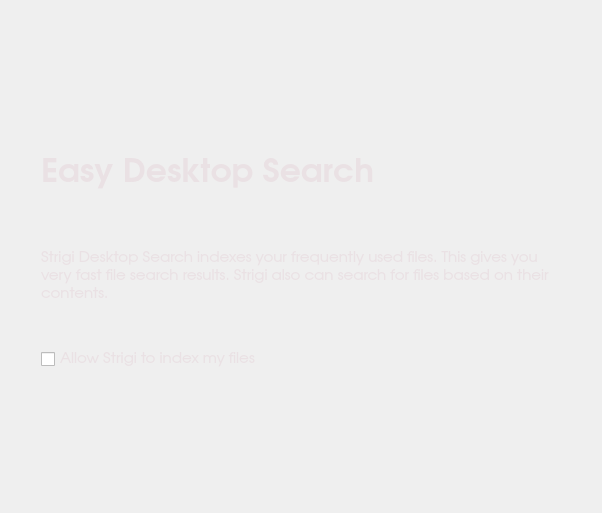
Before: the Qt Designer form kde/kaptan/src/gui/searchWidget.ui in pars-linux/uludag, drawn with Qt 5.
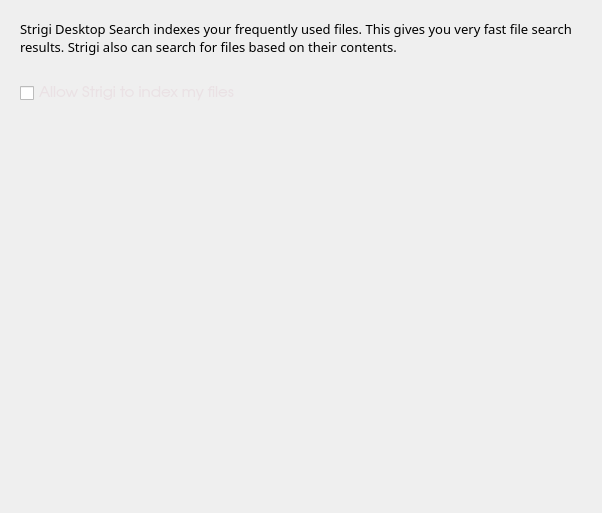
After: the same form once the commit is applied.

Diff of the .ui file:
```diff
--- a/kde/kaptan/src/gui/searchWidget.ui
+++ b/kde/kaptan/src/gui/searchWidget.ui
@@ -14,71 +14,32 @@
    <string>Search</string>
   </property>
   <property name="styleSheet">
-   <string>color: rgb(234, 225, 228);</string>
+   <string notr="true"/>
   </property>
   <layout class="QGridLayout" name="gridLayout">
-   <item row="1" column="1" colspan="2">
+   <property name="margin">
+    <number>20</number>
+   </property>
+   <item row="0" column="0" colspan="2">
     <layout class="QVBoxLayout" name="verticalLayout">
      <item>
-      <widget class="QLabel" name="label">
-       <property name="sizePolicy">
-        <sizepolicy hsizetype="Fixed" vsizetype="Fixed">
-         <horstretch>0</horstretch>
-         <verstretch>0</verstretch>
-        </sizepolicy>
-       </property>
-       <property name="minimumSize">
-        <size>
-         <width>0</width>
-         <height>50</height>
-        </size>
-       </property>
-       <property name="font">
-        <font>
-         <family>URW Gothic L</family>
-         <pointsize>25</pointsize>
-         <weight>75</weight>
-         <bold>true</bold>
-        </font>
-       </property>
-       <property name="styleSheet">
-        <string/>
-       </property>
-       <property name="text">
-        <string>Easy Desktop Search</string>
-       </property>
-      </widget>
-     </item>
-     <item>
-      <spacer name="verticalSpacer_5">
-       <property name="orientation">
-        <enum>Qt::Vertical</enum>
-       </property>
-       <property name="sizeType">
-        <enum>QSizePolicy::Fixed</enum>
-       </property>
-       <property name="sizeHint" stdset="0">
-        <size>
-         <width>20</width>
-         <height>50</height>
-        </size>
-       </property>
-      </spacer>
-     </item>
-     <item>
-      <layout class="QHBoxLayout" name="horizontalLayout">
-       <item>
-        <widget class="QLabel" name="labelSearchDescription">
+      <widget class="QLabel" name="description">
          <property name="minimumSize">
           <size>
            <width>350</width>
            <height>0</height>
           </size>
          </property>
+       <property name="maximumSize">
+        <size>
+         <width>16777215</width>
+         <height>16777215</height>
+        </size>
+       </property>
          <property name="font">
           <font>
-           <family>URW Gothic L</family>
-           <pointsize>11</pointsize>
+         <family>Sans Serif</family>
+         <pointsize>10</pointsize>
           </font>
          </property>
          <property name="styleSheet">
@@ -95,8 +56,6 @@
          </property>
         </widget>
        </item>
-      </layout>
-     </item>
      <item>
       <spacer name="verticalSpacer">
        <property name="orientation">
@@ -108,7 +67,7 @@
        <property name="sizeHint" stdset="0">
         <size>
          <width>20</width>
-         <height>40</height>
+         <height>20</height>
         </size>
        </property>
       </spacer>
@@ -132,48 +91,11 @@
        </property>
       </widget>
      </item>
-    </layout>
-   </item>
-   <item row="1" column="3">
-    <spacer name="horizontalSpacer_2">
-     <property name="orientation">
-      <enum>Qt::Horizontal</enum>
-     </property>
-     <property name="sizeType">
-      <enum>QSizePolicy::Fixed</enum>
-     </property>
-     <property name="sizeHint" stdset="0">
-      <size>
-       <width>20</width>
-       <height>20</height>
-      </size>
-     </property>
-    </spacer>
-   </item>
-   <item row="2" column="1">
+     <item>
     <spacer name="verticalSpacer_2">
      <property name="orientation">
       <enum>Qt::Vertical</enum>
      </property>
-     <property name="sizeType">
-      <enum>QSizePolicy::Expanding</enum>
-     </property>
-     <property name="sizeHint" stdset="0">
-      <size>
-       <width>20</width>
-       <height>18</height>
-      </size>
-     </property>
-    </spacer>
-   </item>
-   <item row="0" column="2">
-    <spacer name="verticalSpacer_3">
-     <property name="orientation">
-      <enum>Qt::Vertical</enum>
-     </property>
-     <property name="sizeType">
-      <enum>QSizePolicy::Expanding</enum>
-     </property>
      <property name="sizeHint" stdset="0">
       <size>
        <width>20</width>
@@ -182,21 +104,7 @@
      </property>
     </spacer>
    </item>
-   <item row="1" column="0">
-    <spacer name="horizontalSpacer">
-     <property name="orientation">
-      <enum>Qt::Horizontal</enum>
-     </property>
-     <property name="sizeType">
-      <enum>QSizePolicy::Fixed</enum>
-     </property>
-     <property name="sizeHint" stdset="0">
-      <size>
-       <width>30</width>
-       <height>20</height>
-      </size>
-     </property>
-    </spacer>
+    </layout>
    </item>
   </layout>
  </widget>
```
Lines whose indentation alone changed are shown as unchanged.
